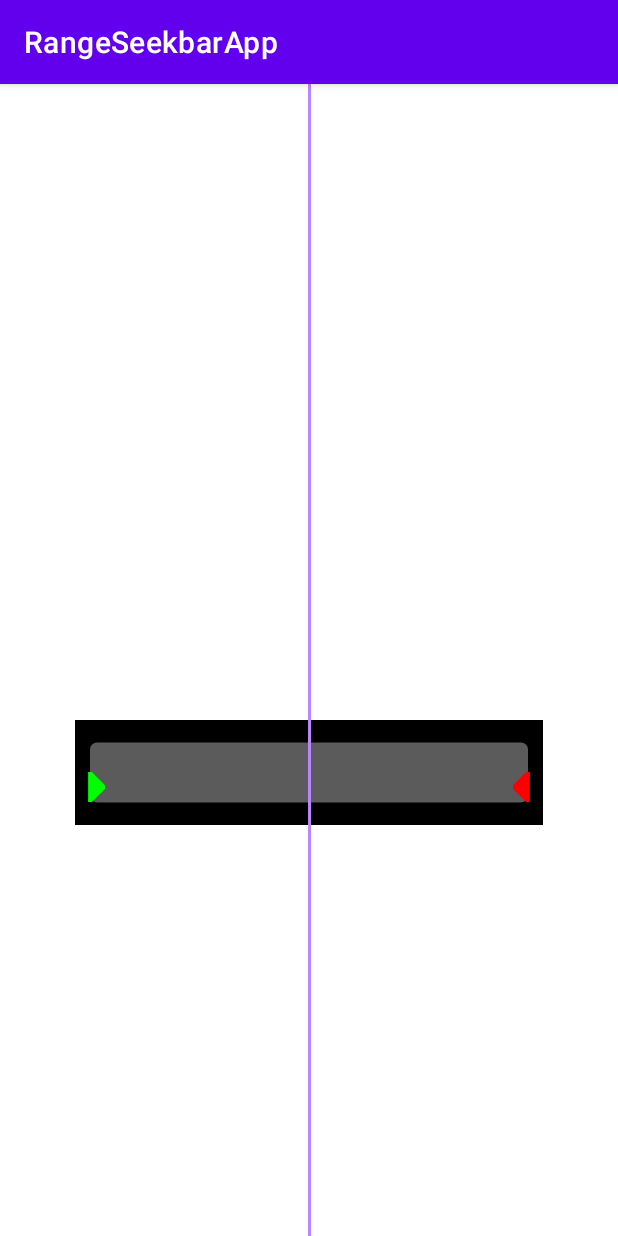
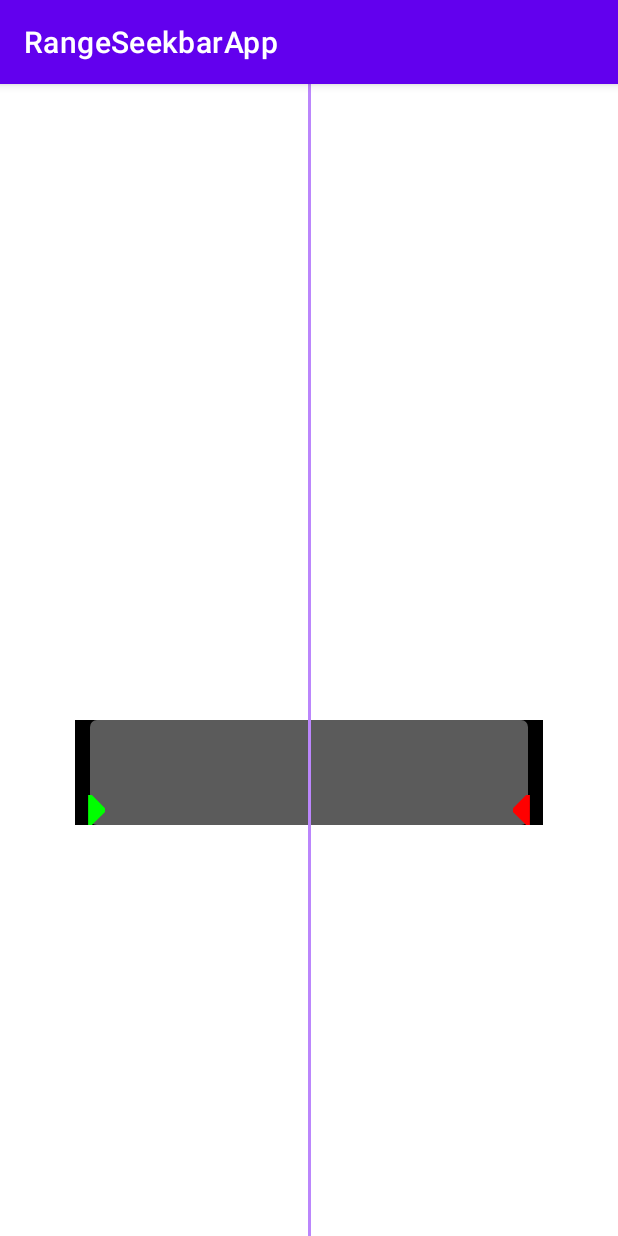
Before and after one commit to AvaneeshAsokan/RangeSeekbar, an Android app: the screen it shows after launch (MainActivity), on a phone screen of 412 x 824 dp. Run offline under Robolectric (Android 15) with nearby library versions, the phone set to English and light mode, and no system bars; 6 statements that could not run were skipped.

Commit message:
- Updated background color of `layout_main.xml` to white. - Changed `app:barHeight` in `layout_main.xml` from `40dp` to `match_parent`. - Commented out `setBarHeight(40.px.toFloat())` in `MainActivity.kt`.

```diff
--- a/rangeseekbarapp/src/main/java/com/laymancodes/rangeseekbarapp/MainActivity.kt
+++ b/rangeseekbarapp/src/main/java/com/laymancodes/rangeseekbarapp/MainActivity.kt
@@ -29,7 +29,7 @@ class   MainActivity: AppCompatActivity(), RangeChangeListener {
 
         binding.rangeBarView.apply {
             setUseIntrinsicSize(true)
-            setBarHeight(40.px.toFloat())
+//            setBarHeight(40.px.toFloat())
             setThumbGravity(Gravity.BOTTOM)
         }
     }
--- a/rangeseekbarapp/src/main/res/layout/layout_main.xml
+++ b/rangeseekbarapp/src/main/res/layout/layout_main.xml
@@ -2,7 +2,8 @@
 <androidx.constraintlayout.widget.ConstraintLayout xmlns:android="http://schemas.android.com/apk/res/android"
     xmlns:app="http://schemas.android.com/apk/res-auto"
     android:layout_width="match_parent"
-    android:layout_height="match_parent">
+    android:layout_height="match_parent"
+    android:background="@color/white">
 
     <com.laymanCodes.rangeSeekbar.bars.RangeSeekbar
         android:id="@+id/range_bar"
@@ -26,7 +27,7 @@
         android:layout_marginHorizontal="50dp"
         android:layout_marginTop="50dp"
         android:background="@color/black"
-        app:barHeight="40dp"
+        app:barHeight="match_parent"
         app:barPadding="10dp"
         app:enablePushThumb="false"
         app:layout_constraintEnd_toEndOf="parent"
```
